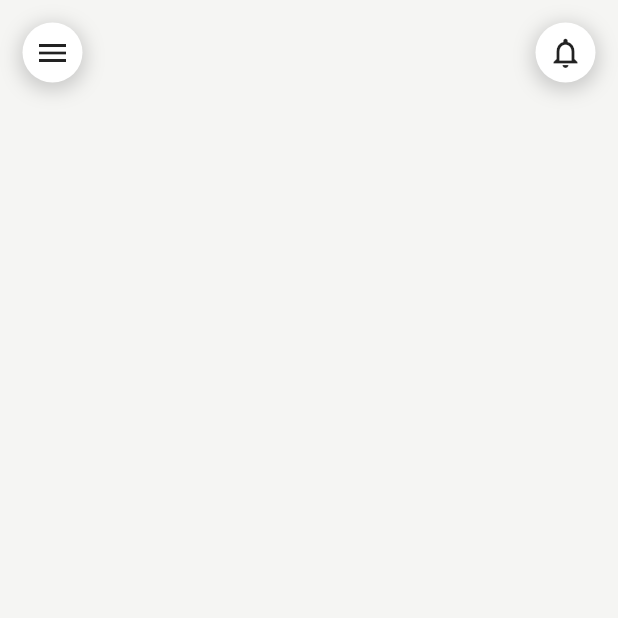
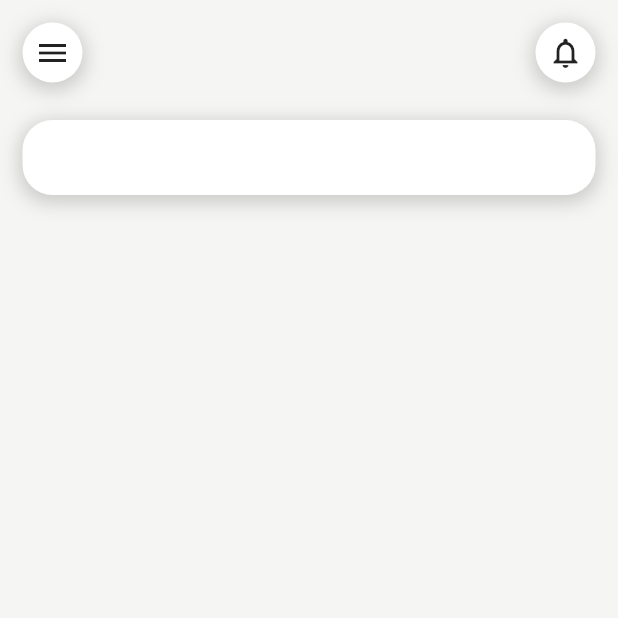
Before and after one commit to julianojosoa13/food_scope, a Flutter app: the screen it shows after launch, on a phone screen of 412 x 824 dp, the top half of it. Run offline on Flutter 3.47's test engine with Material 2 defaults, Android fonts, the phone set to English and light mode, and no system bars.

Commit message:
Ajout de la barre de recherche

```diff
--- a/lib/Pages/HomePage.dart
+++ b/lib/Pages/HomePage.dart
@@ -11,7 +11,31 @@ class HomePage extends StatelessWidget
       body: ListView(
         children: [
           // Custom App Bar Widget
-          AppBarWidget()
+          AppBarWidget(),
+
+          // Search
+          Padding(
+            padding: EdgeInsets.symmetric(
+              horizontal: 15,
+              vertical: 10,
+            ),
+            child: Container(
+              width: double.infinity,
+              height: 50,
+              decoration: BoxDecoration(
+                color: Colors.white,
+                borderRadius: BorderRadius.circular(20),
+                boxShadow: [
+                  BoxShadow(
+                    color: Colors.grey.withOpacity(0.5),
+                    spreadRadius: 2,
+                    blurRadius: 10,
+                    offset: Offset(0,3),
+                  ),
+                ]
+              ),
+            )
+          )
         ],
       )
     );
--- a/lib/Widgets/AppBarWidget.dart
+++ b/lib/Widgets/AppBarWidget.dart
@@ -51,7 +51,7 @@ class AppBarWidget extends StatelessWidget
             )
           )
         ],
-        )
+      )
     );
   }
 }
```
